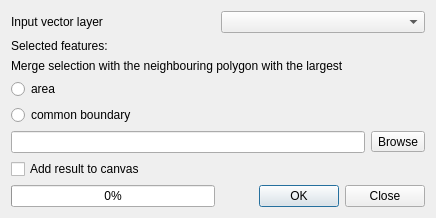
First picture: the form in python/plugins/fTools/tools/frmEliminate.ui, repository qgis/QGIS, before the edit.
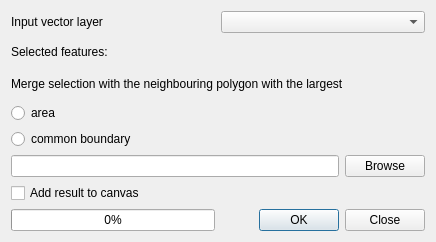
Second picture: the form after the edit.

Commit message: [ftools] homogenizes UI: changes browse button from QToolButton to QPushButton

```diff
--- a/python/plugins/fTools/tools/frmEliminate.ui
+++ b/python/plugins/fTools/tools/frmEliminate.ui
@@ -7,7 +7,7 @@
     <x>0</x>
     <y>0</y>
     <width>436</width>
-    <height>218</height>
+    <height>242</height>
    </rect>
   </property>
   <property name="windowTitle">
@@ -38,7 +38,7 @@
       </widget>
      </item>
      <item>
-      <widget class="QToolButton" name="toolOut">
+      <widget class="QPushButton" name="toolOut">
        <property name="text">
         <string>Browse</string>
        </property>
```
The commit also changes 13 other files.
